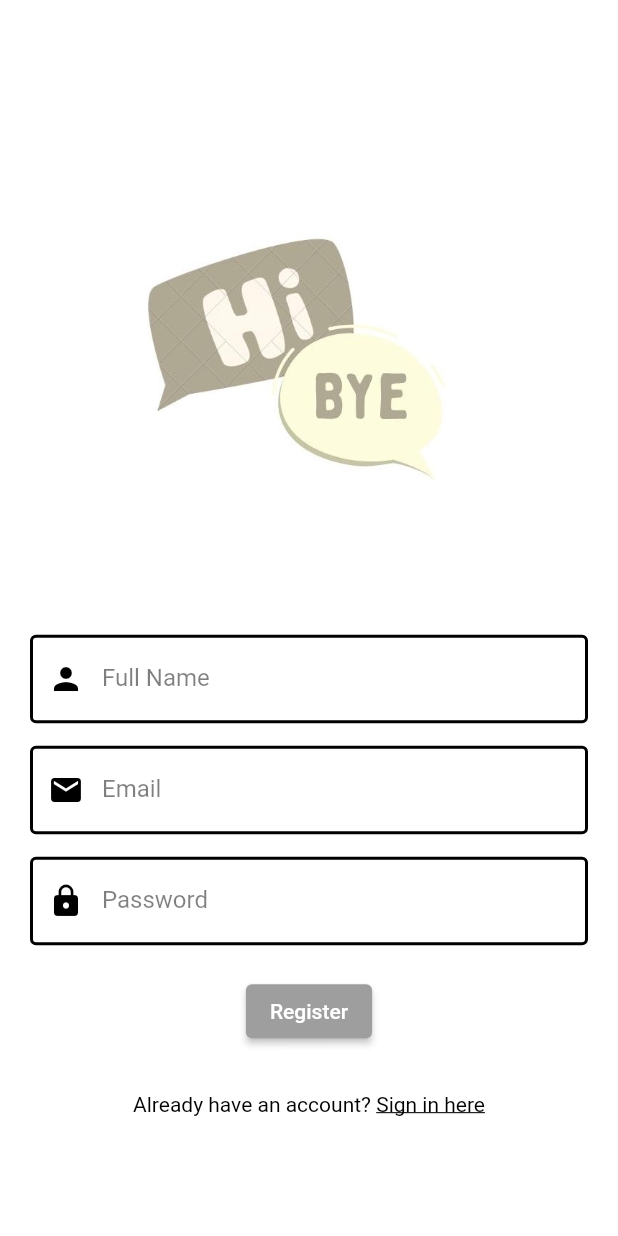
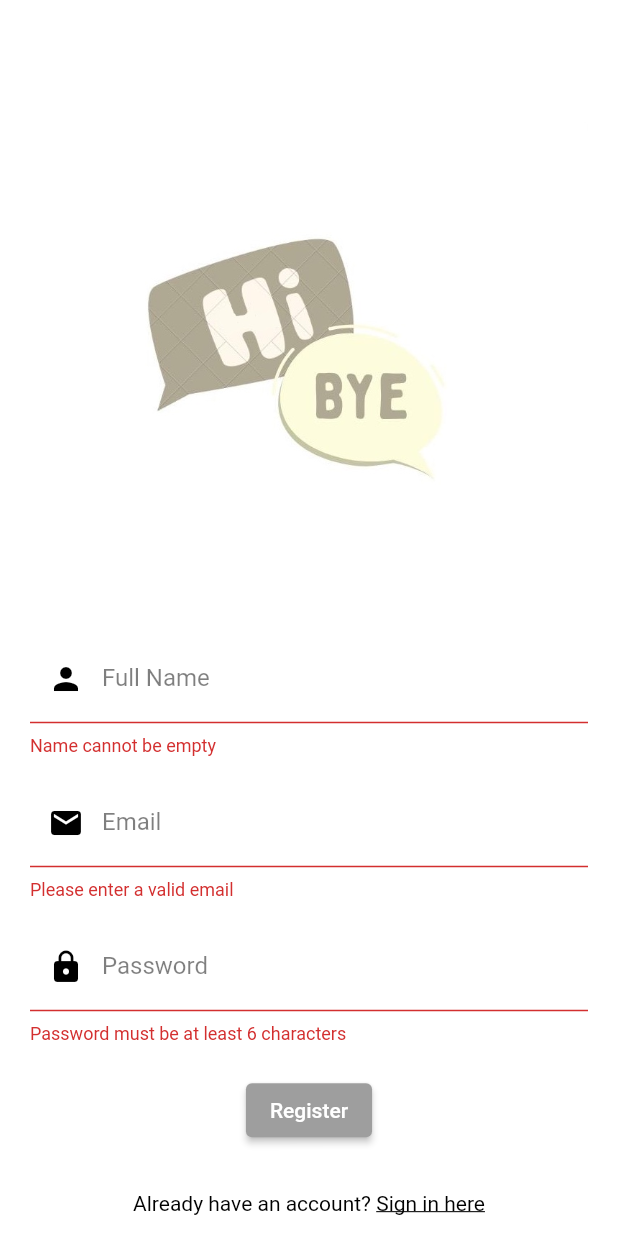
Before and after one commit to jyee1001/hibye_flutterchatapp, a Flutter app: the RegisterPage screen opened directly, scrolled down 35 dp, after a tap on "Register", on a phone screen of 412 x 824 dp. Run offline on Flutter 3.47's test engine with Material 2 defaults, Android fonts, the phone set to English and light mode, and no system bars; our stand-ins replace cloud_firestore, firebase_auth, firebase_core, shared_preferences; accounts and stored records are empty.

Commit message:
added authentication code for registering

```diff
--- a/lib/pages/auth/register_page.dart
+++ b/lib/pages/auth/register_page.dart
@@ -2,6 +2,8 @@
 import 'package:flutter/material.dart';
 import 'package:hibye_flutterchatapp/widgets/widgets.dart';
 import 'package:hibye_flutterchatapp/pages/auth/login_page.dart';
+
+import '../../service/auth_service.dart';
 
 class RegisterPage extends StatefulWidget {
   const RegisterPage({super.key});
@@ -11,17 +13,22 @@
 }
 
 class _RegisterPageState extends State<RegisterPage> {
+  bool _isLoading = false;
   final formKey = GlobalKey<FormState>();
   String email = "";
   String password = "";
   String fullName = "";
+  AuthService authService = AuthService();
   @override
   Widget build(BuildContext context) {
     return Scaffold(
       backgroundColor: Colors.white,
-      body: SingleChildScrollView(
+      body: _isLoading
+          ? Center(child: CircularProgressIndicator(color: Colors.grey))
+          : SingleChildScrollView(
               child: Padding(
-            padding: const EdgeInsets.symmetric(horizontal: 20, vertical: 80),
+                  padding:
+                      const EdgeInsets.symmetric(horizontal: 20, vertical: 80),
                   child: Form(
                     key: formKey,
                     child: Column(
@@ -33,9 +40,10 @@
                         TextFormField(
                             decoration: textInputDecoration.copyWith(
                                 labelText: "Full Name",
-                          labelStyle:
-                              TextStyle(color: Colors.black.withOpacity(0.5)),
-                          prefixIcon: Icon(Icons.person, color: Colors.black)),
+                                labelStyle: TextStyle(
+                                    color: Colors.black.withOpacity(0.5)),
+                                prefixIcon:
+                                    Icon(Icons.person, color: Colors.black)),
                             onChanged: (val) {
                               setState(() {
                                 fullName = val;
@@ -53,9 +61,10 @@
                         TextFormField(
                           decoration: textInputDecoration.copyWith(
                               labelText: "Email",
-                        labelStyle:
-                            TextStyle(color: Colors.black.withOpacity(0.5)),
-                        prefixIcon: Icon(Icons.email, color: Colors.black)),
+                              labelStyle: TextStyle(
+                                  color: Colors.black.withOpacity(0.5)),
+                              prefixIcon:
+                                  Icon(Icons.email, color: Colors.black)),
                           onChanged: (val) {
                             setState(() {
                               email = val;
@@ -75,9 +84,10 @@
                           obscureText: true,
                           decoration: textInputDecoration.copyWith(
                               labelText: "Password",
-                        labelStyle:
-                            TextStyle(color: Colors.black.withOpacity(0.5)),
-                        prefixIcon: Icon(Icons.lock, color: Colors.black)),
+                              labelStyle: TextStyle(
+                                  color: Colors.black.withOpacity(0.5)),
+                              prefixIcon:
+                                  Icon(Icons.lock, color: Colors.black)),
                           validator: (val) {
                             if (val!.length < 6) {
                               return "Password must be at least 6 characters";
@@ -102,7 +112,8 @@
                         SizedBox(height: 30),
                         Text.rich(TextSpan(
                             text: "Already have an account? ",
-                      style: const TextStyle(color: Colors.black, fontSize: 14),
+                            style: const TextStyle(
+                                color: Colors.black, fontSize: 14),
                             children: <TextSpan>[
                               TextSpan(
                                   text: "Sign in here",
@@ -121,5 +132,21 @@
     );
   }
 
-  register() {}
+  register() async {
+    if (formKey.currentState!.validate()) {
+      setState(() {
+        _isLoading = true;
+      });
+      await authService
+          .registerUserWithEmailandPassword(fullName, email, password)
+          .then((value) {
+        if (value == true) {
+        } else {
+          setState(() {
+            _isLoading = false;
+          });
         }
+      });
+    }
+  }
+}
--- /dev/null
+++ b/lib/service/auth_service.dart
@@ -0,0 +1,21 @@
+import 'package:firebase_auth/firebase_auth.dart';
+import 'package:hibye_flutterchatapp/service/database_service.dart';
+
+class AuthService {
+  final FirebaseAuth firebaseAuth = FirebaseAuth.instance;
+
+  Future registerUserWithEmailandPassword(
+      String fullName, String email, String password) async {
+    try {
+      User user = (await firebaseAuth.createUserWithEmailAndPassword(
+              email: email, password: password))
+          .user!;
+      if (user != null) {
+        await DatabaseService(uid: user.uid).updateUserData(fullName, email);
+        return true;
+      }
+    } on FirebaseAuthException catch (e) {
+      return e.message;
+    }
+  }
+}
--- /dev/null
+++ b/lib/service/database_service.dart
@@ -0,0 +1,24 @@
+import 'package:cloud_firestore/cloud_firestore.dart';
+
+class DatabaseService {
+  final String? uid;
+  DatabaseService({this.uid});
+
+  //references to our collections
+
+  final CollectionReference userCollection =
+      FirebaseFirestore.instance.collection("users");
+  final CollectionReference groupCollection =
+      FirebaseFirestore.instance.collection("groups");
+
+  //for updating the userdata
+  Future updateUserData(String fullName, String email) async {
+    return await userCollection.doc(uid).set({
+      "fullName": fullName,
+      "email": email,
+      "groups": [],
+      "profilePic": "",
+      "uid": uid,
+    });
+  }
+}
```
Lines whose indentation alone changed are shown as unchanged.
